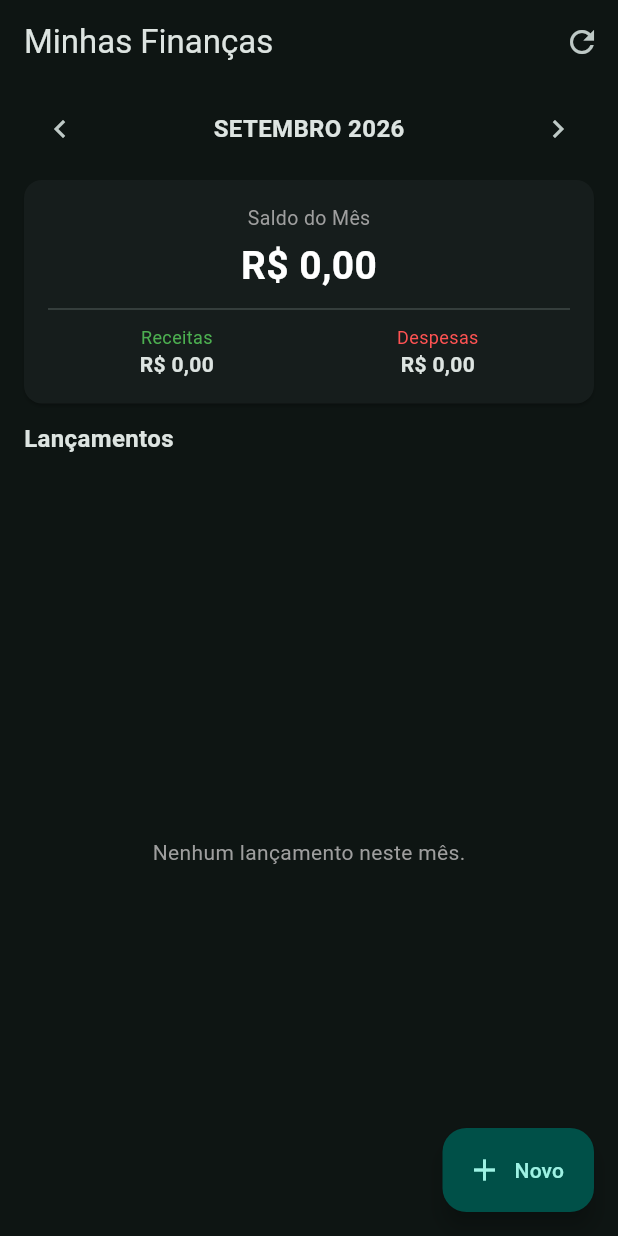
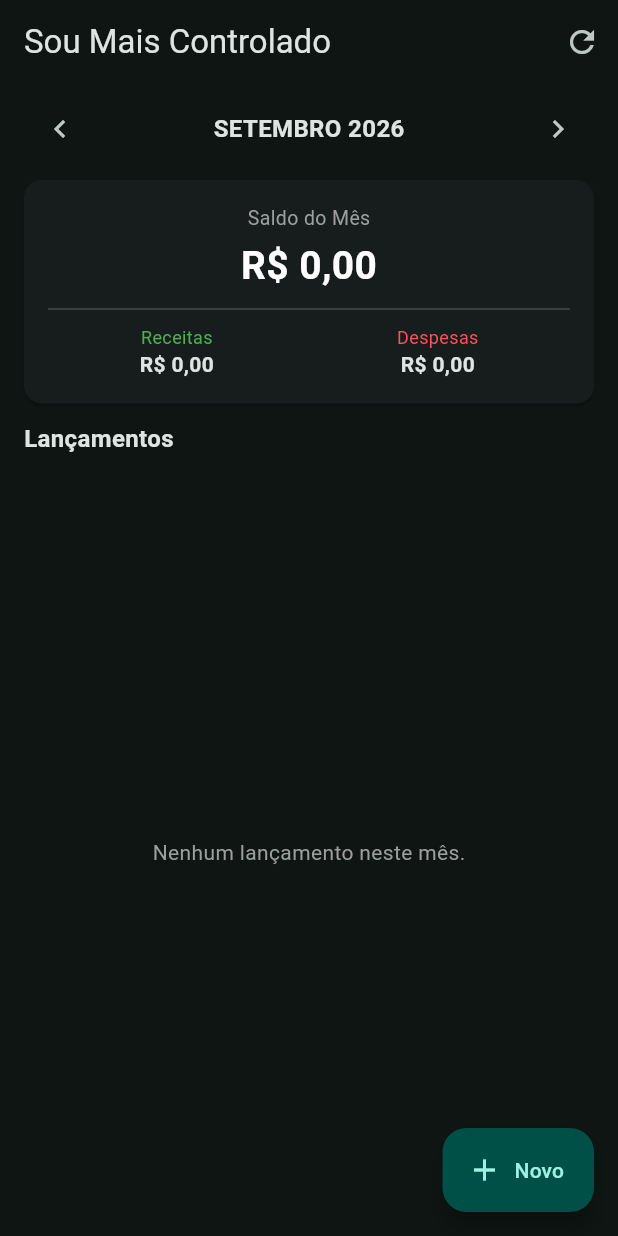
Before and after one commit to felipellima83/SouMaisControlado, a Flutter app: the screen it shows after launch, on a phone screen of 412 x 824 dp. Run offline on Flutter 3.47's test engine with Material 3 defaults, Android fonts, the phone set to English and light mode, and no system bars; our stand-ins replace sqflite; accounts and stored records are empty.

Commit message:
Update main.dart

```diff
--- a/lib/main.dart
+++ b/lib/main.dart
@@ -124,7 +124,7 @@ class _HomeScreenState extends State<HomeScreen> {
 
     return Scaffold(
       appBar: AppBar(
-        title: const Text('Minhas Finanças'),
+        title: const Text('Sou Mais Controlado'),
         actions: [
           IconButton(
             icon: const Icon(Icons.refresh),
```
